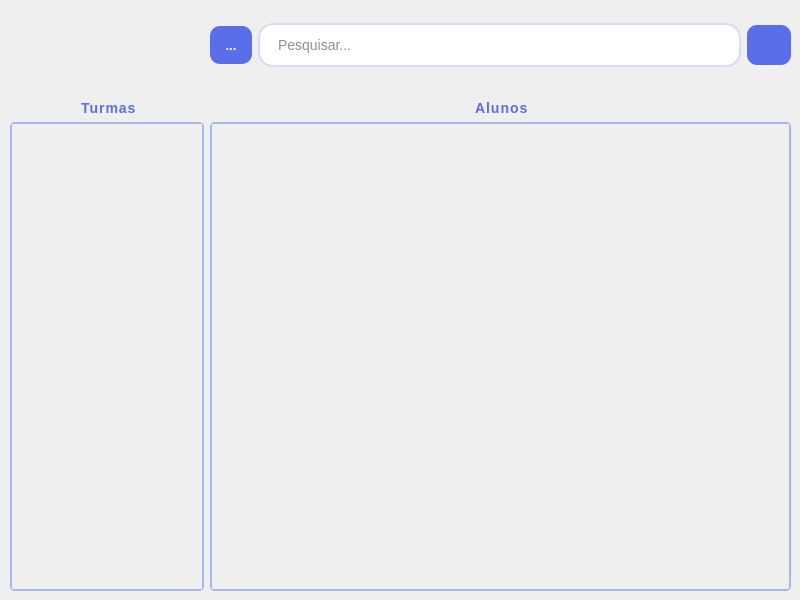
Above: App/view/ui/home.ui from Caiquef80/Gerenciamento-Escolar before the change. Below: the same form after it.
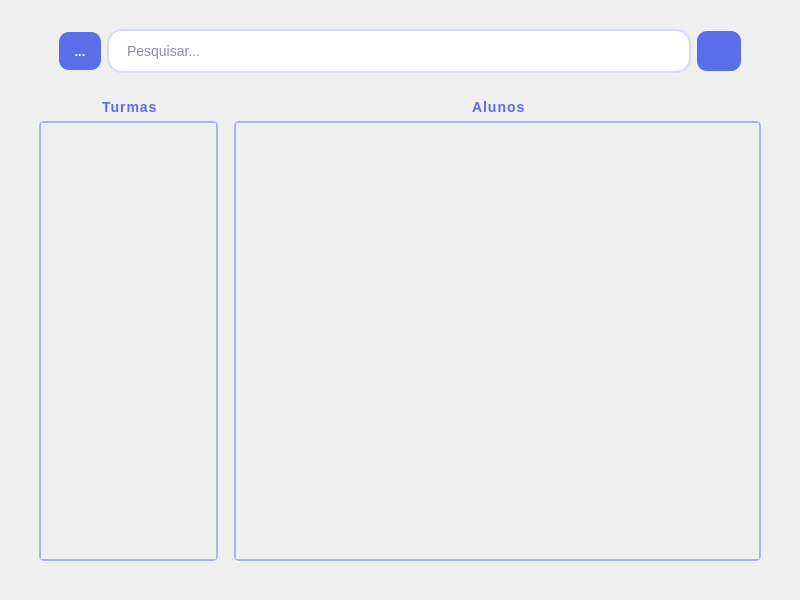
That is the form after the change. Icons and pictures are not drawn.

Commit message:
Home responsiva (#121)
* home ui style

* home style

* home atualizada

* editando home style

* homeUI update

centralização de uma label

* home style atualizações

* feat: home stylesheet

alterações no layout da home

* Update home.ui

* feat: home stylesheet atualizada

The edit to the form file:
```diff
--- a/App/view/ui/home.ui
+++ b/App/view/ui/home.ui
@@ -18,8 +18,8 @@
   </property>
   <property name="maximumSize">
    <size>
-    <width>800</width>
-    <height>600</height>
+    <width>16777215</width>
+    <height>16777215</height>
    </size>
   </property>
   <property name="windowTitle">
@@ -111,6 +111,34 @@
 	background: transparent;
 }
 
+/*background principal barra*/
+QScrollBar:horizontal {
+    background: white;
+    width: 6px;
+    margin: 10px 0 10px 0;
+	border-radius: 2px;
+ }
+
+/*background barra*/
+ QScrollBar::add-page:horizontal, QScrollBar::sub-page:horizontal {
+	 background: none;
+}
+
+/*barra de rolagem*/
+ QScrollBar::handle:horizontal {
+    background: #A8B5E8;
+    min-height: 6px;
+	border-radius: 2px;
+ }
+
+QScrollBar::add-line:horizontal, QScrollBar::sub-line:horizontal{
+	height: 0px;
+}
+ 
+QScrollBar::add-page:horizontal, QScrollBar::sub-page:horizontal{
+	background: transparent;
+}
+
 QScrollArea{
 	border-radius: 5px;
 	border: 1.5px solid #A8B5E8;
@@ -118,18 +146,100 @@
 </string>
   </property>
   <widget class="QWidget" name="centralwidget">
-   <widget class="QWidget" name="layoutWidget">
-    <property name="geometry">
-     <rect>
-      <x>10</x>
-      <y>100</y>
-      <width>781</width>
-      <height>491</height>
-     </rect>
-    </property>
+   <layout class="QVBoxLayout" name="verticalLayout_2">
+    <item>
+     <layout class="QHBoxLayout" name="horizontalLayout_4">
+      <property name="leftMargin">
+       <number>50</number>
+      </property>
+      <property name="topMargin">
+       <number>20</number>
+      </property>
+      <property name="rightMargin">
+       <number>50</number>
+      </property>
+      <property name="bottomMargin">
+       <number>0</number>
+      </property>
+      <item>
+       <widget class="QToolButton" name="btnOptions">
+        <property name="sizePolicy">
+         <sizepolicy hsizetype="Fixed" vsizetype="Maximum">
+          <horstretch>0</horstretch>
+          <verstretch>0</verstretch>
+         </sizepolicy>
+        </property>
+        <property name="text">
+         <string>...</string>
+        </property>
+       </widget>
+      </item>
+      <item>
+       <widget class="QLineEdit" name="barPesquisa">
+        <property name="maximumSize">
+         <size>
+          <width>16777215</width>
+          <height>16777215</height>
+         </size>
+        </property>
+        <property name="placeholderText">
+         <string>Pesquisar...</string>
+        </property>
+       </widget>
+      </item>
+      <item>
+       <widget class="QPushButton" name="btnPesquisa">
+        <property name="minimumSize">
+         <size>
+          <width>44</width>
+          <height>40</height>
+         </size>
+        </property>
+        <property name="maximumSize">
+         <size>
+          <width>44</width>
+          <height>40</height>
+         </size>
+        </property>
+        <property name="icon">
+         <iconset>
+          <normaloff>imagens/lupa.png</normaloff>imagens/lupa.png</iconset>
+        </property>
+        <property name="iconSize">
+         <size>
+          <width>20</width>
+          <height>20</height>
+         </size>
+        </property>
+       </widget>
+      </item>
+     </layout>
+    </item>
+    <item>
     <layout class="QHBoxLayout" name="horizontalLayout_2" stretch="1,3">
+      <property name="leftMargin">
+       <number>30</number>
+      </property>
+      <property name="topMargin">
+       <number>20</number>
+      </property>
+      <property name="rightMargin">
+       <number>30</number>
+      </property>
+      <property name="bottomMargin">
+       <number>30</number>
+      </property>
      <item>
       <layout class="QVBoxLayout" name="verticalLayout" stretch="0,0">
+        <property name="leftMargin">
+         <number>0</number>
+        </property>
+        <property name="topMargin">
+         <number>0</number>
+        </property>
+        <property name="bottomMargin">
+         <number>0</number>
+        </property>
        <item alignment="Qt::AlignHCenter">
         <widget class="QLabel" name="labelTurmas_2">
          <property name="text">
@@ -139,6 +249,12 @@
        </item>
        <item>
         <widget class="QScrollArea" name="scrollAreaTurma">
+          <property name="maximumSize">
+           <size>
+            <width>250</width>
+            <height>16777215</height>
+           </size>
+          </property>
          <property name="widgetResizable">
           <bool>true</bool>
          </property>
@@ -147,8 +263,8 @@
            <rect>
             <x>0</x>
             <y>0</y>
-            <width>187</width>
-            <height>458</height>
+             <width>173</width>
+             <height>427</height>
            </rect>
           </property>
           <layout class="QVBoxLayout" name="verticalLayout_6"/>
@@ -159,6 +275,18 @@
      </item>
      <item>
       <layout class="QVBoxLayout" name="verticalLayout_5" stretch="0,0">
+        <property name="leftMargin">
+         <number>10</number>
+        </property>
+        <property name="topMargin">
+         <number>0</number>
+        </property>
+        <property name="rightMargin">
+         <number>0</number>
+        </property>
+        <property name="bottomMargin">
+         <number>0</number>
+        </property>
        <item alignment="Qt::AlignHCenter">
         <widget class="QLabel" name="labelAluno">
          <property name="text">
@@ -176,8 +304,8 @@
            <rect>
             <x>0</x>
             <y>0</y>
-            <width>574</width>
-            <height>458</height>
+             <width>522</width>
+             <height>427</height>
            </rect>
           </property>
           <layout class="QVBoxLayout" name="verticalLayout_7"/>
@@ -187,62 +315,8 @@
       </layout>
      </item>
     </layout>
-   </widget>
-   <widget class="QWidget" name="layoutWidget_2">
-    <property name="geometry">
-     <rect>
-      <x>210</x>
-      <y>20</y>
-      <width>581</width>
-      <height>51</height>
-     </rect>
-    </property>
-    <layout class="QHBoxLayout" name="horizontalLayout_4" stretch="0,0,0">
-     <item>
-      <widget class="QToolButton" name="btnOptions">
-       <property name="text">
-        <string>...</string>
-       </property>
-      </widget>
-     </item>
-     <item>
-      <widget class="QLineEdit" name="barPesquisa">
-       <property name="placeholderText">
-        <string>Pesquisar...</string>
-       </property>
-      </widget>
-     </item>
-     <item>
-      <widget class="QPushButton" name="btnPesquisa">
-       <property name="minimumSize">
-        <size>
-         <width>44</width>
-         <height>40</height>
-        </size>
-       </property>
-       <property name="maximumSize">
-        <size>
-         <width>44</width>
-         <height>40</height>
-        </size>
-       </property>
-       <property name="icon">
-        <iconset>
-         <normaloff>imagens/lupa.png</normaloff>imagens/lupa.png</iconset>
-       </property>
-       <property name="iconSize">
-        <size>
-         <width>20</width>
-         <height>20</height>
-        </size>
-       </property>
-       <property name="shortcut">
-        <string>Return</string>
-       </property>
-      </widget>
-     </item>
-    </layout>
-   </widget>
+    </item>
+   </layout>
   </widget>
  </widget>
  <resources/>
```
Left out of the diff: 6 changed lines with no effect on the pictures. Lines whose indentation alone changed are shown as unchanged. The commit also changes 3 other files.
